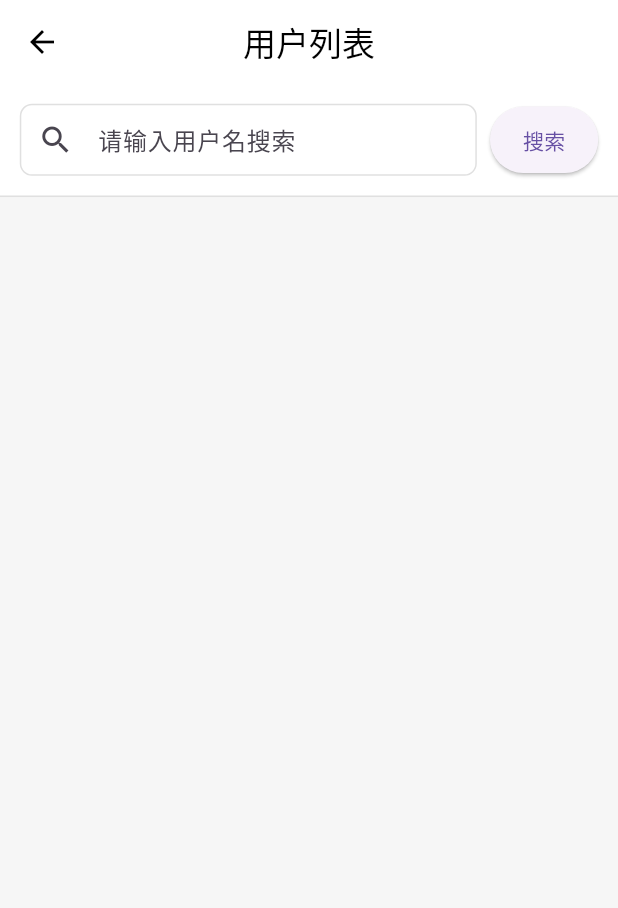
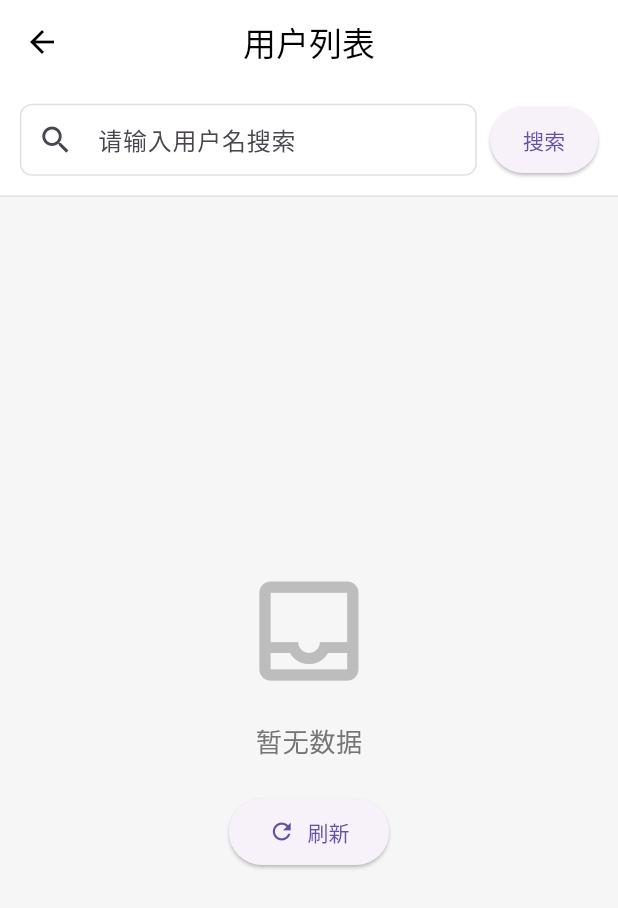
Before and after one commit to wzy-9990/literate-meme, a Flutter app: the PullToRefreshExampleView screen opened by its route, after a tap on "搜索", on a phone screen of 412 x 824 dp. Shown: the top 908 px of the screen. Run offline on Flutter 3.47's test engine with Material 3 defaults, Android fonts, the phone set to English and light mode, and no system bars; drawn by our look-alikes of pull_to_refresh; our stand-ins replace dio, flutter_dotenv, flutter_easyloading, flutter_screenutil, get, shared_preferences and 1 more; missing offline and left inert: jpush_flutter; accounts and stored records are empty; network calls fail.

Commit message:
feat: 优化搜索灵活性和空数据展示
**1. 增强代码注释和文档说明**

在示例代码中添加详细注释，强调：
- 接口名称可以根据实际业务修改（不限于 listPageUserByOrganizationIdApi）
- 搜索方法名可以自定义（不限于 searchUser）
- 搜索参数字段完全灵活（不限于 userName）
- 提供多个自定义搜索方法的示例

**2. 修复空数据页面不显示的问题**

添加空状态判断逻辑：
- 当 items.isEmpty && !isLoading 时显示空页面
- 空页面包含：空箱子图标、提示文字、刷新按钮
- 避免显示空白的 ListView

**3. 更新 README 文档**

强调灵活性和可定制性：
- 参数名可以根据接口要求调整（page/pageNo，size/pageSize/limit）
- searchParams 接受任意 Map，不限制字段
- 提供多种自定义搜索方法示例：
  - searchByKeyword
  - filterByStatus
  - searchWithFilters（多条件）
  - clearSearch（重置）

**解决的问题：**
- ✅ 搜索无结果时显示友好的空页面
- ✅ 明确示例代码的灵活性和可定制性
- ✅ 避免开发者被示例代码的具体实现限制

```diff
--- a/lib/page/example/pullToRefresh/logic.dart
+++ b/lib/page/example/pullToRefresh/logic.dart
@@ -1,28 +1,35 @@
 import 'package:flutter_tem/api/modules/my.dart';
 import 'package:flutter_tem/utils/base/base_pagination_logic.dart';
 
-/// 用户列表逻辑
+/// 用户列表逻辑示例
 ///
-/// 继承 BasePaginationLogic，只需实现 fetchData 方法
-class PullToRefreshExampleLogic extends BasePaginationLogic<Map<String, dynamic>> {
+/// 这是一个使用 BasePaginationLogic 的示例实现
+/// 展示了如何：
+/// 1. 继承基类并实现 fetchData 方法
+/// 2. 调用具体的业务接口（这里是 listPageUserByOrganizationIdApi）
+/// 3. 自定义搜索方法（这里是 searchUser，你可以根据需要命名和实现）
+///
+/// 💡 提示：不同页面的接口和搜索参数都可能不同，请根据实际需求修改
+class PullToRefreshExampleLogic
+    extends BasePaginationLogic<Map<String, dynamic>> {
   @override
   Future<PaginationResponse<Map<String, dynamic>>> fetchData(
     int page,
     int pageSize,
     Map<String, dynamic>? searchParams,
   ) async {
-    // 构建请求参数
+    // 1️⃣ 构建请求参数（根据你的接口要求调整）
     final params = {
       'pageNo': page,
       'pageSize': pageSize,
-      'organizationId': '0', // 组织ID（保留远程版本的参数）
-      ...?searchParams, // 合并搜索参数
+      'organizationId': '0', // 示例：固定的业务参数
+      ...?searchParams, // 合并搜索参数（可以是任意字段）
     };
 
-    // 调用真实接口
+    // 2️⃣ 调用你的业务接口（替换为你自己的接口）
     final response = await listPageUserByOrganizationIdApi(params);
 
-    // 解析响应
+    // 3️⃣ 解析响应并返回
     if (response == null) {
       return PaginationResponse<Map<String, dynamic>>(
         records: [],
@@ -31,9 +38,7 @@ class PullToRefreshExampleLogic extends BasePaginationLogic<Map<String, dynamic>
       );
     }
 
-    // 处理不同的响应格式
     if (response is Map) {
-      // 转换为 Map<String, dynamic>
       final responseMap = Map<String, dynamic>.from(response);
       return PaginationResponse.fromMap(
         responseMap,
@@ -53,11 +58,37 @@ class PullToRefreshExampleLogic extends BasePaginationLogic<Map<String, dynamic>
     );
   }
 
-  /// 搜索用户（带用户名参数）
+  // 💡 自定义搜索方法示例
+  // 方法名、参数名都可以根据你的需求自定义
+  // 例如：
+  // - searchByName(String name) -> {'name': name}
+  // - filterByStatus(String status) -> {'status': status}
+  // - searchByKeyword(String kw) -> {'keyword': kw}
+
+  /// 示例：按用户名搜索
+  /// 💡 你可以改成自己需要的方法名和参数
   void searchUser(String keyword) {
-    final searchParams = keyword.trim().isEmpty
+    final params = keyword.trim().isEmpty
         ? null
-        : {'userName': keyword.trim()};
-    search(searchParams);
+        : {'userName': keyword.trim()}; // 👈 这里的 'userName' 是示例，改成你的字段名
+
+    search(params); // 调用基类的 search 方法
   }
+
+  // 💡 你还可以添加更多自定义搜索方法，例如：
+  //
+  // void searchByPhone(String phone) {
+  //   search({'mobile': phone});
+  // }
+  //
+  // void filterByPosition(String position) {
+  //   search({'position': position});
+  // }
+  //
+  // void searchWithMultipleParams(String name, String status) {
+  //   search({
+  //     'userName': name,
+  //     'status': status,
+  //   });
+  // }
 }
--- a/lib/page/example/pullToRefresh/view.dart
+++ b/lib/page/example/pullToRefresh/view.dart
@@ -90,12 +90,50 @@ class _PullToRefreshExampleViewState extends State<PullToRefreshExampleView> {
             child: Stack(
               children: [
                 Obx(
-                  () => BasePullToRefreshList(
-                    refreshController: logic.refreshController,
-                    onRefresh: logic.onRefresh,
-                    onLoadMore: logic.onLoadMore,
-                    children: logic.items
-                        .map(
+                  () {
+                    // 如果数据为空且不在加载中，显示空页面
+                    if (logic.items.isEmpty && !logic.isLoading.value) {
+                      return Center(
+                        child: Column(
+                          mainAxisAlignment: MainAxisAlignment.center,
+                          children: [
+                            Icon(
+                              Icons.inbox_outlined,
+                              size: 80.sp,
+                              color: Colors.grey[400],
+                            ),
+                            SizedBox(height: 16.h),
+                            Text(
+                              '暂无数据',
+                              style: TextStyle(
+                                fontSize: 16.sp,
+                                color: Colors.grey[600],
+                              ),
+                            ),
+                            SizedBox(height: 24.h),
+                            ElevatedButton.icon(
+                              onPressed: logic.onRefresh,
+                              icon: const Icon(Icons.refresh),
+                              label: const Text('刷新'),
+                              style: ElevatedButton.styleFrom(
+                                padding: EdgeInsets.symmetric(
+                                  horizontal: 24.w,
+                                  vertical: 12.h,
+                                ),
+                              ),
+                            ),
+                          ],
+                        ),
+                      );
+                    }
+
+                    // 有数据，显示列表
+                    return BasePullToRefreshList(
+                      refreshController: logic.refreshController,
+                      onRefresh: logic.onRefresh,
+                      onLoadMore: logic.onLoadMore,
+                      children: logic.items
+                          .map(
                           (item) => Card(
                             margin: EdgeInsets.symmetric(
                               horizontal: 12.w,
@@ -247,7 +285,8 @@ class _PullToRefreshExampleViewState extends State<PullToRefreshExampleView> {
                           ),
                         )
                         .toList(),
-                  ),
+                    );
+                  },
                 ),
                 Obx(
                   () {
```
Also changed, not shown: 1 other file.
